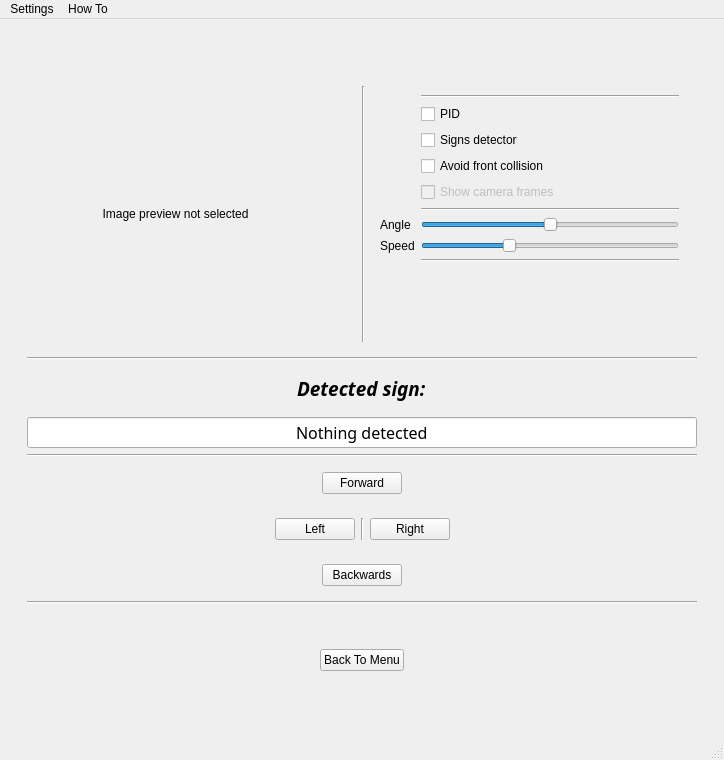
Above: GUI/ui/MainWindow.ui from dimaandrei/Licenta-Motorcycle before the change. Below: the same form after it.
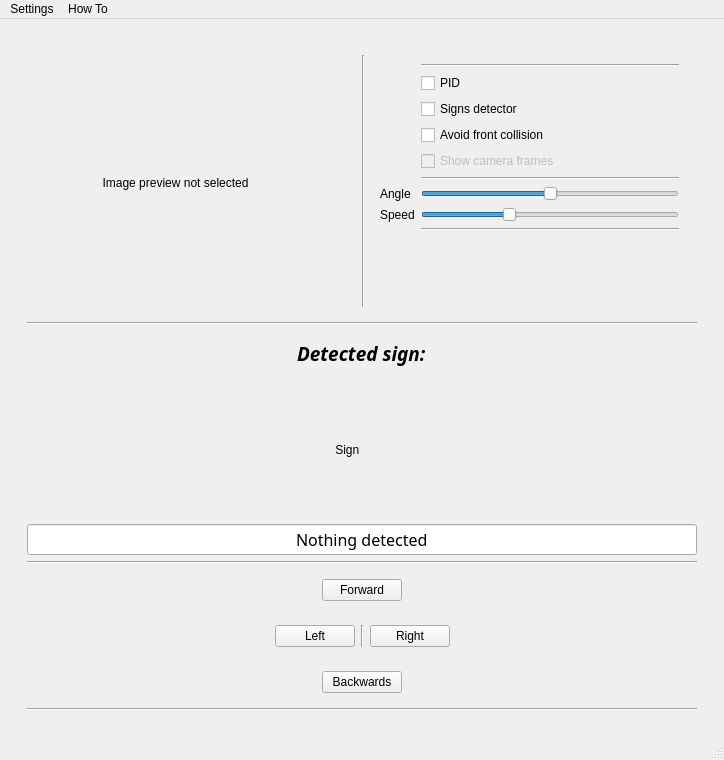
That is the form after the change.

Commit message: Addign signs extracted visualizer

What changed in the file:
```diff
--- a/GUI/ui/MainWindow.ui
+++ b/GUI/ui/MainWindow.ui
@@ -436,6 +436,69 @@
              </layout>
             </widget>
            </item>
+           <item>
+            <widget class="QWidget" name="widget_11" native="true">
+             <layout class="QHBoxLayout" name="horizontalLayout_12">
+              <item>
+               <spacer name="horizontalSpacer_20">
+                <property name="orientation">
+                 <enum>Qt::Horizontal</enum>
+                </property>
+                <property name="sizeHint" stdset="0">
+                 <size>
+                  <width>40</width>
+                  <height>20</height>
+                 </size>
+                </property>
+               </spacer>
+              </item>
+              <item>
+               <widget class="QWidget" name="widget_13" native="true">
+                <property name="minimumSize">
+                 <size>
+                  <width>0</width>
+                  <height>0</height>
+                 </size>
+                </property>
+                <layout class="QHBoxLayout" name="horizontalLayout_14">
+                 <item>
+                  <widget class="QLabel" name="signDetectedLabel">
+                   <property name="minimumSize">
+                    <size>
+                     <width>100</width>
+                     <height>100</height>
+                    </size>
+                   </property>
+                   <property name="maximumSize">
+                    <size>
+                     <width>100</width>
+                     <height>100</height>
+                    </size>
+                   </property>
+                   <property name="text">
+                    <string>       Sign</string>
+                   </property>
+                  </widget>
+                 </item>
+                </layout>
+               </widget>
+              </item>
+              <item>
+               <spacer name="horizontalSpacer_21">
+                <property name="orientation">
+                 <enum>Qt::Horizontal</enum>
+                </property>
+                <property name="sizeHint" stdset="0">
+                 <size>
+                  <width>40</width>
+                  <height>20</height>
+                 </size>
+                </property>
+               </spacer>
+              </item>
+             </layout>
+            </widget>
+           </item>
            <item>
             <widget class="QLineEdit" name="signDetectedLine">
              <property name="font">
@@ -613,58 +676,6 @@
              </property>
             </spacer>
            </item>
-           <item>
-            <widget class="QWidget" name="widget_11" native="true">
-             <layout class="QHBoxLayout" name="horizontalLayout_12">
-              <item>
-               <spacer name="horizontalSpacer_20">
-                <property name="orientation">
-                 <enum>Qt::Horizontal</enum>
-                </property>
-                <property name="sizeHint" stdset="0">
-                 <size>
-                  <width>40</width>
-                  <height>20</height>
-                 </size>
-                </property>
-               </spacer>
-              </item>
-              <item>
-               <widget class="QPushButton" name="backToMainFM">
-                <property name="text">
-                 <string>Back To Menu</string>
-                </property>
-               </widget>
-              </item>
-              <item>
-               <spacer name="horizontalSpacer_21">
-                <property name="orientation">
-                 <enum>Qt::Horizontal</enum>
-                </property>
-                <property name="sizeHint" stdset="0">
-                 <size>
-                  <width>40</width>
-                  <height>20</height>
-                 </size>
-                </property>
-               </spacer>
-              </item>
-             </layout>
-            </widget>
-           </item>
-           <item>
-            <spacer name="verticalSpacer_4">
-             <property name="orientation">
-              <enum>Qt::Vertical</enum>
-             </property>
-             <property name="sizeHint" stdset="0">
-              <size>
-               <width>20</width>
-               <height>40</height>
-              </size>
-             </property>
-            </spacer>
-           </item>
           </layout>
          </widget>
         </item>
```
The commit also changes 2 other files.
